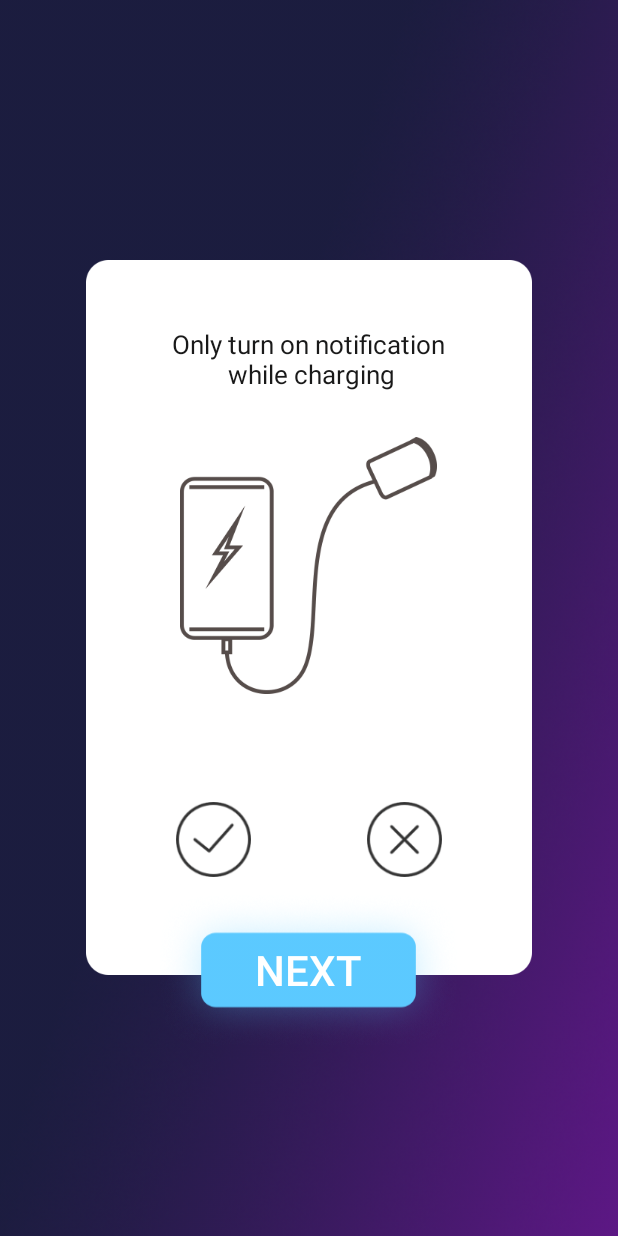
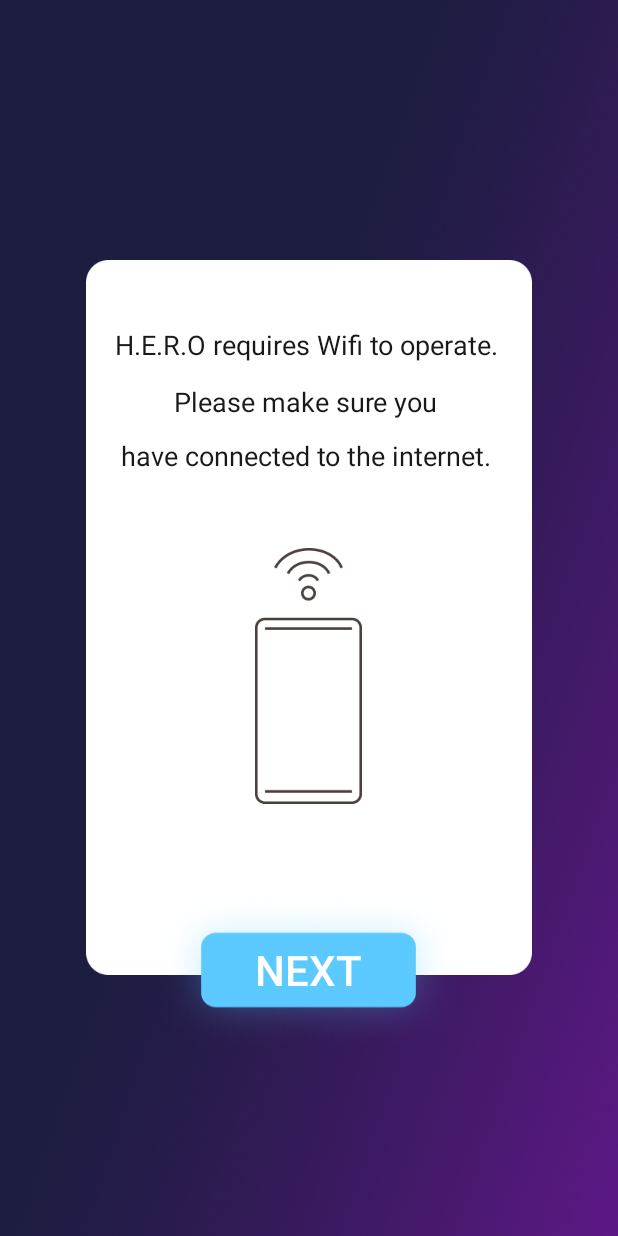
Before and after one commit to kevinyu0506/EarthquakeApp-Android, an Android app: the screen it shows after launch (Startup_1), on a phone screen of 412 x 824 dp. Run offline under Robolectric (Android 15) with nearby library versions, the phone set to English and light mode, and no system bars.

Commit message:
change pages and wifi mode

```diff
--- a/app/src/main/java/tw/edu/bpmlab/mis/nccu/earthquakeapp/Startup_1.java
+++ b/app/src/main/java/tw/edu/bpmlab/mis/nccu/earthquakeapp/Startup_1.java
@@ -28,34 +28,34 @@ public class Startup_1 extends Activity {
 
         setContentView(R.layout.activity_startup_1);
 
-        final SharedPreferences charge = getSharedPreferences("charge", 0);
-        final SharedPreferences.Editor editor = charge.edit();
-
-//        gesture = new GestureDetector(new SwipeGestureDetector());
-
-        final Button yes = (Button) findViewById(R.id.ybutton);
-        final Button no = (Button) findViewById(R.id.noButton);
-        editor.clear().commit();
-
-        yes.setOnClickListener(new View.OnClickListener() {
-            @Override
-            public void onClick(View v) {
-                yes.setBackgroundResource(R.drawable.success_true);
-                no.setBackgroundResource(R.drawable.error);
-                editor.clear();
-                editor.putBoolean("charge",true).commit();
-            }
-        });
-
-        no.setOnClickListener(new View.OnClickListener() {
-            @Override
-            public void onClick(View v) {
-                yes.setBackgroundResource(R.drawable.success);
-                no.setBackgroundResource(R.drawable.error_true);
-                editor.clear();
-                editor.putBoolean("charge",false).commit();
-            }
-        });
+//        final SharedPreferences charge = getSharedPreferences("charge", 0);
+//        final SharedPreferences.Editor editor = charge.edit();
+//
+////        gesture = new GestureDetector(new SwipeGestureDetector());
+//
+//        final Button yes = (Button) findViewById(R.id.ybutton);
+//        final Button no = (Button) findViewById(R.id.noButton);
+//        editor.clear().commit();
+//
+//        yes.setOnClickListener(new View.OnClickListener() {
+//            @Override
+//            public void onClick(View v) {
+//                yes.setBackgroundResource(R.drawable.success_true);
+//                no.setBackgroundResource(R.drawable.error);
+//                editor.clear();
+//                editor.putBoolean("charge",true).commit();
+//            }
+//        });
+//
+//        no.setOnClickListener(new View.OnClickListener() {
+//            @Override
+//            public void onClick(View v) {
+//                yes.setBackgroundResource(R.drawable.success);
+//                no.setBackgroundResource(R.drawable.error_true);
+//                editor.clear();
+//                editor.putBoolean("charge",false).commit();
+//            }
+//        });
 
         Button nextPage = (Button) findViewById(R.id.next);
         nextPage.setOnClickListener(new View.OnClickListener() {
--- a/app/src/main/res/layout/activity_startup_1.xml
+++ b/app/src/main/res/layout/activity_startup_1.xml
@@ -48,9 +48,9 @@
             android:id="@+id/charging"
             android:layout_width="wrap_content"
             android:layout_height="wrap_content"
-            android:src="@drawable/charging"
+            android:src="@drawable/wifi_icon"
             android:layout_marginTop="118dp"
-            android:layout_marginBottom="187dp"
+            android:layout_marginBottom="40dp"
             android:layout_centerHorizontal="true"/>
 
 
@@ -62,9 +62,10 @@
     <TextView android:id="@+id/notification"
         android:layout_width="wrap_content"
         android:layout_height="wrap_content"
-        android:text="Only turn on notification\n while charging"
+        android:text="H.E.R.O requires Wifi to operate. \nPlease make sure you \nhave connected to the internet. "
         android:textColor="#E6000000"
-        android:textSize="17dp"
+        android:lineSpacingMultiplier="1.7"
+        android:textSize="18dp"
         android:gravity="center"
         android:fontFamily="fonts/Roboto-light.ttf"
         android:layout_alignTop="@+id/page1"
@@ -75,36 +76,7 @@
 
 
 
-        <RelativeLayout
-            android:layout_width="177dp"
-            android:layout_height="wrap_content"
-            android:layout_marginBottom="112dp"
-            android:layout_marginLeft="63dp"
-            android:layout_marginRight="63dp"
-            android:id="@+id/relativeLayout2"
-            android:layout_alignParentBottom="true"
-            android:layout_centerHorizontal="true">
 
-            <Button
-                android:id="@+id/ybutton"
-                android:layout_width="50dp"
-                android:layout_height="50dp"
-                android:layout_alignParentLeft="true"
-                android:layout_alignParentStart="true"
-                android:layout_alignParentTop="true"
-                android:background="@drawable/success" />
-
-
-            <Button
-                android:id="@+id/noButton"
-                android:layout_width="50dp"
-                android:layout_height="50dp"
-                android:layout_alignParentEnd="true"
-                android:layout_alignParentRight="true"
-                android:layout_alignParentTop="true"
-                android:background="@drawable/error" />
-
-        </RelativeLayout>
 
         <Button
             android:id="@+id/next"
```
Also changed, not shown: app/src/main/java/tw/edu/bpmlab/mis/nccu/earthquakeapp/Startup_2.java (+5 -5 lines), app/src/main/java/tw/edu/bpmlab/mis/nccu/earthquakeapp/settings.java (+22 -22 lines), app/src/main/res/layout/activity_startup_2.xml (+7 -7 lines).
